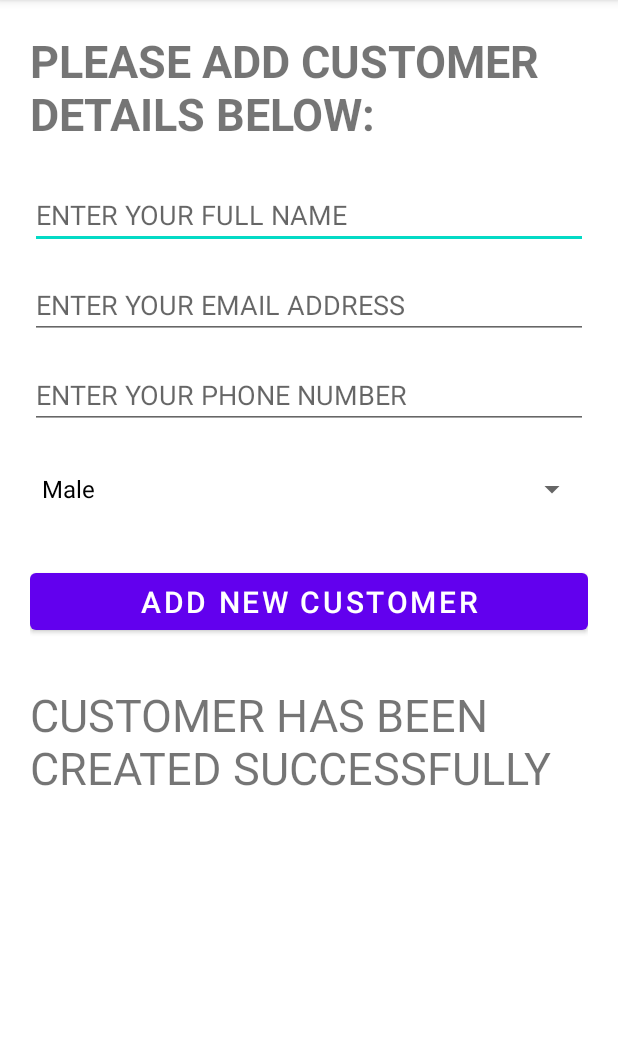
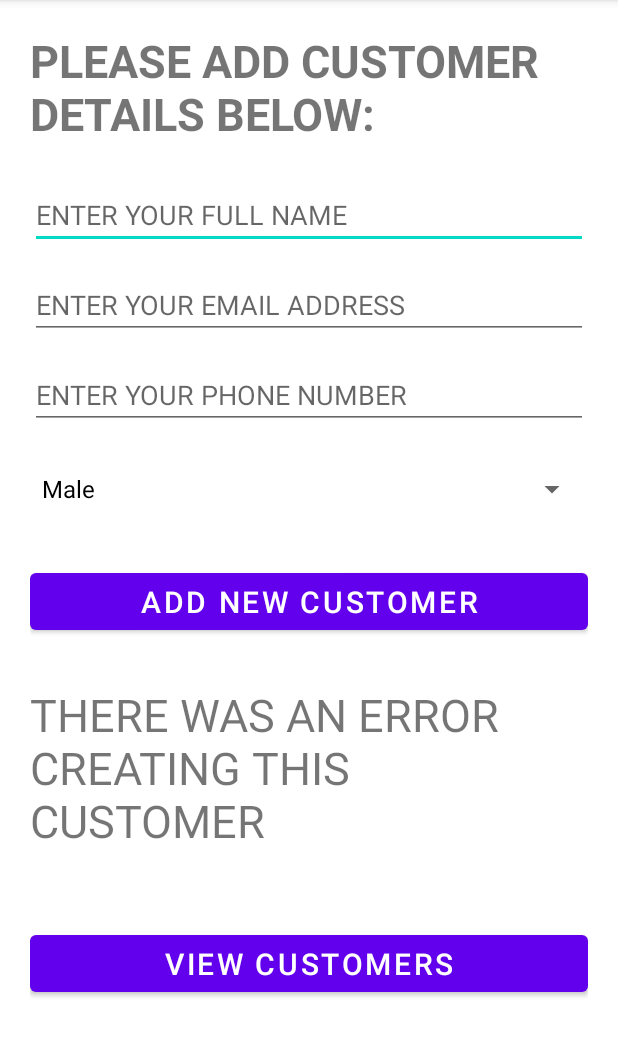
Before and after one commit to FunkyClassSemesterThree/crud-android, an Android app: the screen it shows after launch (MainActivity), after a tap on "ADD NEW CUSTOMER", on a phone screen of 412 x 824 dp, the part 84-1141 px from its top. Run offline under Robolectric (Android 15) with nearby library versions, the phone set to English and light mode, and no system bars.

Commit message:
pushed fixes and updates :

```diff
--- a/app/src/main/AndroidManifest.xml
+++ b/app/src/main/AndroidManifest.xml
@@ -14,6 +14,9 @@
         android:theme="@style/Theme.CrudAndroid"
         tools:targetApi="31">
         <activity
+            android:name=".ListCustomersActivity"
+            android:exported="false" />
+        <activity
             android:name=".MainActivity"
             android:exported="true">
             <intent-filter>
--- a/app/src/main/java/com/dele/my/project/crudandroid/MainActivity.java
+++ b/app/src/main/java/com/dele/my/project/crudandroid/MainActivity.java
@@ -2,13 +2,15 @@ package com.dele.my.project.crudandroid;
 
 import androidx.appcompat.app.AppCompatActivity;
 
+import android.content.Intent;
 import android.os.Bundle;
 import android.widget.Button;
 import android.widget.EditText;
 import android.widget.Spinner;
 import android.widget.TextView;
+import android.widget.Toast;
 
-import com.dele.my.project.crudandroid.operations.db.CustomerRecords;
+import com.dele.my.project.crudandroid.operations.db.customers.CustomerRecords;
 import com.dele.my.project.crudandroid.operations.pojo.Customers;
 import com.dele.my.project.crudandroid.operations.utils.AppConstants;
 import com.dele.my.project.crudandroid.operations.utils.Helper;
@@ -17,7 +19,7 @@ public class MainActivity extends AppCompatActivity {
 
     private EditText customerFullName, customerEmailAddress, customerPhoneNumber;
     private Spinner customerGender;
-    private Button customerSubmitBtn;
+    private Button customerSubmitBtn, viewListCustomers;
     private TextView formMessageField;
 
     private CustomerRecords customerRecords;
@@ -43,6 +45,7 @@ public class MainActivity extends AppCompatActivity {
 
         // Buttons
         customerSubmitBtn = findViewById(R.id.customerSubmitBtn);
+        viewListCustomers = findViewById(R.id.viewListCustomers);
 
         // TextViews
         formMessageField = findViewById(R.id.formMessageField);
@@ -53,6 +56,7 @@ public class MainActivity extends AppCompatActivity {
         Helper.setupDropdownResource(this, customerGender, AppConstants.genderList);
 
         handleSubmit();
+        handleNavigate();
     }
 
     private void handleSubmit() {
@@ -61,12 +65,52 @@ public class MainActivity extends AppCompatActivity {
             String emailAddress = customerEmailAddress.getText().toString();
             String phoneNumber = customerPhoneNumber.getText().toString();
             String gender = customerGender.getSelectedItem().toString();
+
+            if ("".equals(fullName)) {
+                formMessageField.setText(AppConstants.CUSTOMER_ERROR_MESSAGE);
+                return;
+            }
+
+            if ("".equals(emailAddress)) {
+                formMessageField.setText(AppConstants.CUSTOMER_ERROR_MESSAGE);
+                return;
+            }
+
+            if ("".equals(phoneNumber)) {
+                formMessageField.setText(AppConstants.CUSTOMER_ERROR_MESSAGE);
+                return;
+            }
+
+            if ("".equals(gender)) {
+                formMessageField.setText(AppConstants.CUSTOMER_ERROR_MESSAGE);
+                return;
+            }
+
+            if (customerRecords.findByCustomerIdentity(emailAddress) != null) {
+                formMessageField.setText(AppConstants.CUSTOMER_ERROR_MESSAGE);
+                return;
+            }
+
+            if (customerRecords.findByCustomerIdentity(fullName) != null) {
+                formMessageField.setText(AppConstants.CUSTOMER_ERROR_MESSAGE);
+                return;
+            }
+
             Long isCreated = customerRecords.createCustomer(
                     new Customers(fullName, emailAddress, phoneNumber, gender, "", Helper.generateUUID())
             );
-            if (isCreated > 0) formMessageField.setText(AppConstants.CUSTOMER_SUCCESS_MESSAGE);
+            if (isCreated > 0) {
+                formMessageField.setText(AppConstants.CUSTOMER_SUCCESS_MESSAGE);
+                Toast.makeText(this, AppConstants.CUSTOMER_SUCCESS_MESSAGE, Toast.LENGTH_LONG);
+            }
             else formMessageField.setText(AppConstants.CUSTOMER_ERROR_MESSAGE);
         });
     }
 
+    private void handleNavigate() {
+        viewListCustomers.setOnClickListener(view -> {
+            startActivity(new Intent(this, ListCustomersActivity.class));
+        });
+    }
+
 }
--- a/app/src/main/java/com/dele/my/project/crudandroid/operations/db/DatabaseHelper.java
+++ b/app/src/main/java/com/dele/my/project/crudandroid/operations/db/DatabaseHelper.java
@@ -41,4 +41,9 @@ public class DatabaseHelper extends SQLiteOpenHelper {
         return this.write().insert(table, null, contentValues);
     }
 
+    protected Integer update(Map<String, String> map, String table, String whereStatement, String[] updatableArg) {
+        ContentValues contentValues = Helper.createRecord(map);
+        return this.write().update(table, contentValues, whereStatement, updatableArg);
+    }
+
 }
--- a/app/src/main/java/com/dele/my/project/crudandroid/operations/utils/AppConstants.java
+++ b/app/src/main/java/com/dele/my/project/crudandroid/operations/utils/AppConstants.java
@@ -1,15 +1,12 @@
 package com.dele.my.project.crudandroid.operations.utils;
+
+import java.util.regex.Pattern;
 
 public class AppConstants {
 
     public static final String[] genderList = {
             "Male",
             "Female"
-    };
-
-    public static final String[] businessList = {
-            "Hansen Pharmaceuticals",
-            "Blessed Okeyson and Sons"
     };
 
     public static final String DATABASE_NAME = "CRUDE_ANDROID";
@@ -20,4 +17,6 @@ public class AppConstants {
     public static final String CUSTOMER_SUCCESS_MESSAGE = "CUSTOMER HAS BEEN CREATED SUCCESSFULLY";
     public static final String CUSTOMER_ERROR_MESSAGE = "THERE WAS AN ERROR CREATING THIS CUSTOMER";
 
+    public static final Pattern EMAIL_REGEX_PATTERN = Pattern.compile("[A-Za-z0-9._%+-]+@[A-Za-z0-9.-]+\\.[A-Za-z]{2,4}");
+
 }
--- a/app/src/main/java/com/dele/my/project/crudandroid/operations/utils/Helper.java
+++ b/app/src/main/java/com/dele/my/project/crudandroid/operations/utils/Helper.java
@@ -5,13 +5,12 @@ import android.content.Context;
 import android.widget.ArrayAdapter;
 import android.widget.Spinner;
 
-import com.dele.my.project.crudandroid.operations.pojo.Customers;
-
 import java.util.ArrayList;
 import java.util.List;
 import java.util.Map;
 import java.util.Set;
 import java.util.UUID;
+import java.util.regex.Matcher;
 
 public class Helper {
 
@@ -36,8 +35,11 @@ public class Helper {
     }
 
     public static String generateUUID() {
-        UUID uuid = UUID.randomUUID();
-        return uuid.toString();
+        return UUID.randomUUID().toString();
+    }
+
+    public static Boolean isEmailAddress(String identification) {
+        return  AppConstants.EMAIL_REGEX_PATTERN.matcher(identification).matches();
     }
 
 }
--- a/app/src/main/res/layout/activity_main.xml
+++ b/app/src/main/res/layout/activity_main.xml
@@ -5,6 +5,14 @@
     android:layout_height="match_parent"
     android:layout_margin="20dp"
     tools:context=".MainActivity">
+
+    <ScrollView
+        android:layout_width="match_parent"
+        android:layout_height="match_parent">
+
+        <RelativeLayout
+            android:layout_width="match_parent"
+            android:layout_height="wrap_content">
 
             <TextView
                 android:layout_width="wrap_content"
@@ -72,4 +80,17 @@
                 android:textSize="30sp"
                 android:id="@+id/formMessageField" />
 
+            <Button
+                android:layout_width="match_parent"
+                android:layout_height="50dp"
+                android:text="VIEW CUSTOMERS"
+                android:id="@+id/viewListCustomers"
+                android:layout_marginTop="50dp"
+                android:layout_below="@id/formMessageField"
+                android:textSize="20sp" />
+
         </RelativeLayout>
+
+    </ScrollView>
+
+</RelativeLayout>
```
Also changed, not shown: app/src/main/java/com/dele/my/project/crudandroid/ListCustomersActivity.java (added, +39 -0 lines), app/src/main/java/com/dele/my/project/crudandroid/operations/db/customers/CustomerAdapter.java (added, +44 -0 lines), app/src/main/java/com/dele/my/project/crudandroid/operations/db/customers/CustomerRecords.java (renamed from app/src/main/java/com/dele/my/project/crudandroid/operations/db/CustomerRecords.java, +25 -2 lines), app/src/main/res/layout/activity_list_customers.xml (added, +14 -0 lines), app/src/main/res/layout/customer_data.xml (added, +15 -0 lines). Lines whose indentation alone changed are shown as unchanged.
